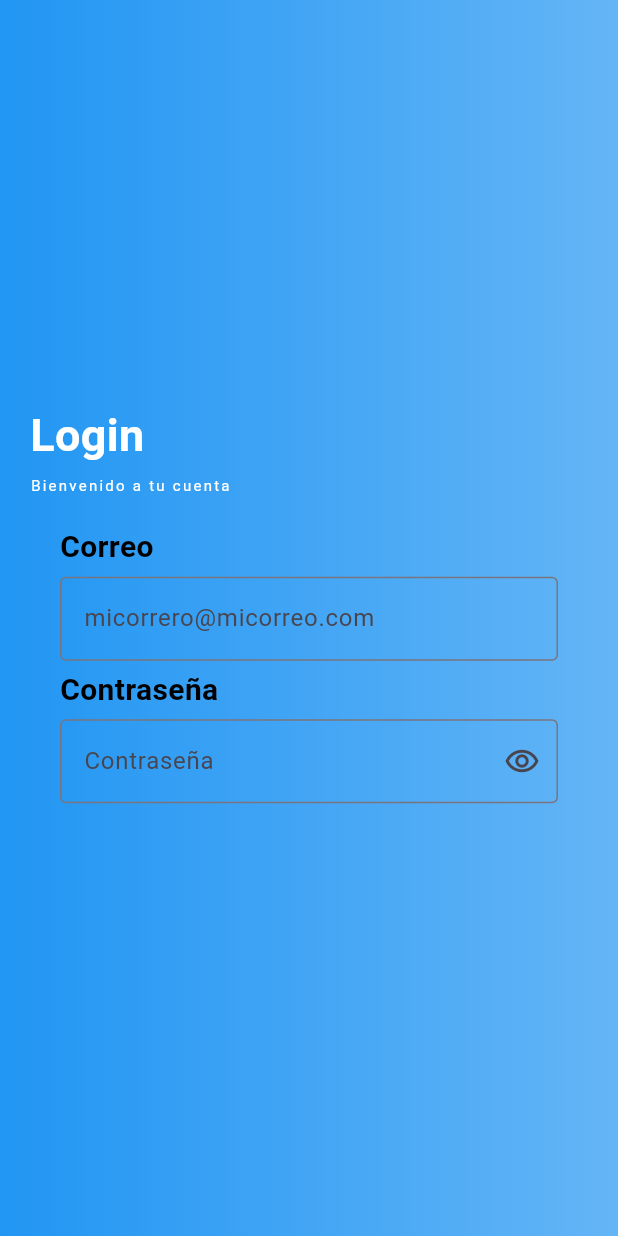
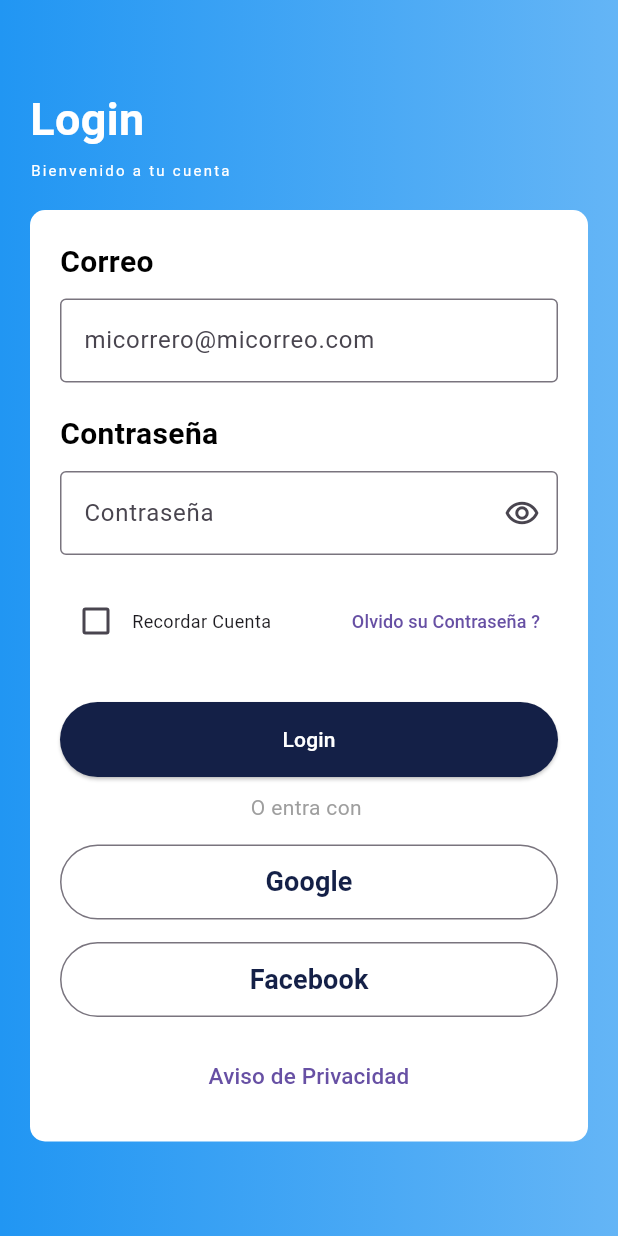
Before and after one commit to BrendaAlegria/CountClicksH, a Flutter app: the screen it shows after launch, on a phone screen of 412 x 824 dp. Run offline on Flutter 3.47's test engine with Material 3 defaults, Android fonts, the phone set to English and light mode, and no system bars.

Commit message:
loginfin

```diff
--- a/lib/main.dart
+++ b/lib/main.dart
@@ -11,6 +11,7 @@ class MyApp extends StatelessWidget {
   @override
   Widget build(BuildContext context) {
     return const MaterialApp(
+      debugShowCheckedModeBanner: false,
       title: 'Material App',
       //importa las paginas
       home: LoginPage(),
--- a/lib/pages/login_pages.dart
+++ b/lib/pages/login_pages.dart
@@ -73,7 +73,12 @@ class _ContenidoState extends State<Contenido> {
               letterSpacing: 1.5,
             ),
           ),
+          SizedBox(
+            height:20,
+            width:double.infinity,
+          ),
           Datos(),
+          SizedBox(height: 5,),
         ],
       ),
     );
@@ -87,10 +92,16 @@ class Datos extends StatefulWidget {
 }
 
 class _DatosState extends State<Datos> {
+  bool showPass =true;
+
   @override
   Widget build(BuildContext context) {
     return Container(
       padding: const EdgeInsets.all(20),
+      decoration:BoxDecoration(
+        borderRadius:BorderRadius.circular(10),
+        color:Colors.white,
+      ),
       child:  Column(
         crossAxisAlignment: CrossAxisAlignment.start,
         children: [
@@ -102,7 +113,7 @@ class _DatosState extends State<Datos> {
               fontSize: 20,
             ),
           ),
-          const SizedBox(height: 5,),
+          const SizedBox(height: 10,),
           //
           TextFormField(
             keyboardType: TextInputType.emailAddress,
@@ -111,7 +122,10 @@ class _DatosState extends State<Datos> {
               hintText: 'micorrero@micorreo.com'
             ),
           ),
-          const SizedBox(height: 5,),
+          const SizedBox(
+            height:20,
+            width:double.infinity,
+          ),
           const Text(
             'Contraseña',
             style: TextStyle(
@@ -121,10 +135,10 @@ class _DatosState extends State<Datos> {
             ),
           ),
           //Espaciado
-          const SizedBox(height: 5,),
+          const SizedBox(height: 10,),
           TextFormField(
             //Pone la contraseña
-            obscureText: true,
+            obscureText: showPass,
             //Decoracion del widget
             decoration:  InputDecoration(
               //borde del imput
@@ -134,8 +148,173 @@ class _DatosState extends State<Datos> {
               suffixIcon: IconButton(
                 //ojito de la contttraseña
                  icon: const Icon(Icons.remove_red_eye_outlined),
-                 onPressed: () => {},
+                 onPressed: () => {
+                  setState(() {
+                    showPass == true? showPass = true :showPass = false;
+                  })
+                 },
                  )
+            ),
+          ),
+          const SizedBox(
+            height:20,
+            width:double.infinity,
+          ),
+          const Remember(),
+          const SizedBox(height: 30,),
+          const Botones(),
+          const SizedBox(height: 15,),
+          const Aviso(),
+
+        ],
+
+      ),
+    );
+  }
+}
+
+
+class Remember extends StatefulWidget {
+  const Remember({super.key});
+
+  @override
+  State<Remember> createState() => _RememberState();
+}
+
+class _RememberState extends State<Remember> {
+  bool checked =false;
+  @override
+  Widget build(BuildContext context) {
+    return  Row(
+      children: [
+         Checkbox(
+          value: checked ,
+           onChanged:(value) => {
+            setState(()=>
+            //Verificacion del checked
+              checked== false? checked=true : checked =false
+              ),
+          },
+        ),
+        const Text(
+          'Recordar Cuenta',
+          style:TextStyle(fontSize: 12,) ,
+          ),
+        const Spacer(),
+        TextButton(
+          onPressed: () =>{},
+          child: const Text(
+            'Olvido su Contraseña ?',
+          style:TextStyle(fontSize: 12,) ,
+          ),
+        ),
+
+      ],
+
+    );
+  }
+}
+
+class Botones extends StatelessWidget {
+  const Botones({super.key});
+
+  @override
+  Widget build(BuildContext context) {
+    return Column(
+      children:[
+        SizedBox(
+          //ocupa todo el espacio donde se encuentra
+          width: double.infinity,
+          height: 50,
+          child:  ElevatedButton(
+            onPressed: () => {},
+                style: ButtonStyle(
+                  //color del boton y estilo
+                  //usa propieda y un color
+                  backgroundColor: MaterialStateProperty.all<Color>(const Color(0xff142047))
+                ),
+            child: const Text(
+              'Login',
+              style: TextStyle(
+                color: Colors.white
+                ,)
+                ),
+            ),
+
+          ),
+          const SizedBox(
+            height:10,
+            width:double.infinity,
+          ),
+          const Text(
+            'O entra con ',
+            style:TextStyle(color:Colors.grey,)
+          ),
+
+          const SizedBox(
+            height:15,
+            width:double.infinity,
+          ),
+
+          SizedBox(
+            width:double.infinity,
+            height:50,
+            child: OutlinedButton(
+              onPressed: () => {} ,
+              child: const Text(
+                'Google',
+                style: TextStyle(
+                  color:Color(0xff142047),
+                  fontWeight: FontWeight.bold,
+                  fontSize: 18
+                ),
+              ),
+            ),
+          ),
+
+          const SizedBox(
+            height:15,
+            width:double.infinity,
+          ),
+
+          SizedBox(
+            width:double.infinity,
+            height:50,
+            child: OutlinedButton(
+              onPressed: () => {} ,
+              child: const Text(
+                'Facebook',
+                style: TextStyle(
+                  color:Color(0xff142047),
+                  fontWeight: FontWeight.bold,
+                  fontSize: 18
+                ),
+              ),
+            ),
+          ),
+
+        //SizedBox(),
+        //Container()
+      ],
+    );
+  }
+}
+
+class Aviso extends StatelessWidget {
+  const Aviso({super.key});
+
+  @override
+  Widget build(BuildContext context) {
+    return Center(
+      child: Column(
+        mainAxisAlignment: MainAxisAlignment.center, // Centra los elementos verticalmente
+        children: [
+          TextButton(
+            onPressed: () => {},
+            child: const Text(
+              'Aviso de Privacidad',
+              style: TextStyle(fontSize: 15,),
+              textAlign: TextAlign.center,
             ),
           ),
         ],
```
